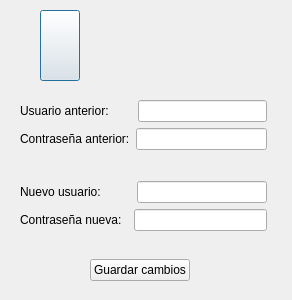
Old version of the form programaEmpleados/cambiardatos.ui in the repository nickshott/AplicacionBanco.
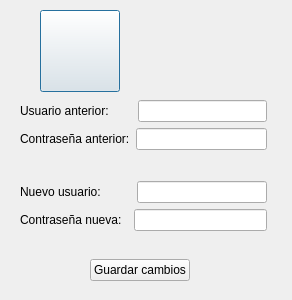
New version of the form. Icons and pictures are not drawn.

```diff
--- a/programaEmpleados/cambiardatos.ui
+++ b/programaEmpleados/cambiardatos.ui
@@ -13,13 +13,13 @@
   <property name="windowTitle">
    <string>Dialog</string>
   </property>
-  <widget class="QWidget" name="">
+  <widget class="QWidget" name="layoutWidget">
    <property name="geometry">
     <rect>
      <x>40</x>
      <y>10</y>
      <width>209</width>
-     <height>71</height>
+     <height>82</height>
     </rect>
    </property>
    <layout class="QHBoxLayout" name="horizontalLayout">
@@ -30,8 +30,8 @@
       </property>
       <property name="minimumSize">
        <size>
-        <width>40</width>
-        <height>40</height>
+        <width>80</width>
+        <height>80</height>
        </size>
       </property>
       <property name="maximumSize">
@@ -143,7 +143,7 @@
     </item>
    </layout>
   </widget>
-  <widget class="QWidget" name="">
+  <widget class="QWidget" name="layoutWidget">
    <property name="geometry">
     <rect>
      <x>20</x>
@@ -232,7 +232,7 @@
     </item>
    </layout>
   </widget>
-  <widget class="QWidget" name="">
+  <widget class="QWidget" name="layoutWidget">
    <property name="geometry">
     <rect>
      <x>70</x>
```
